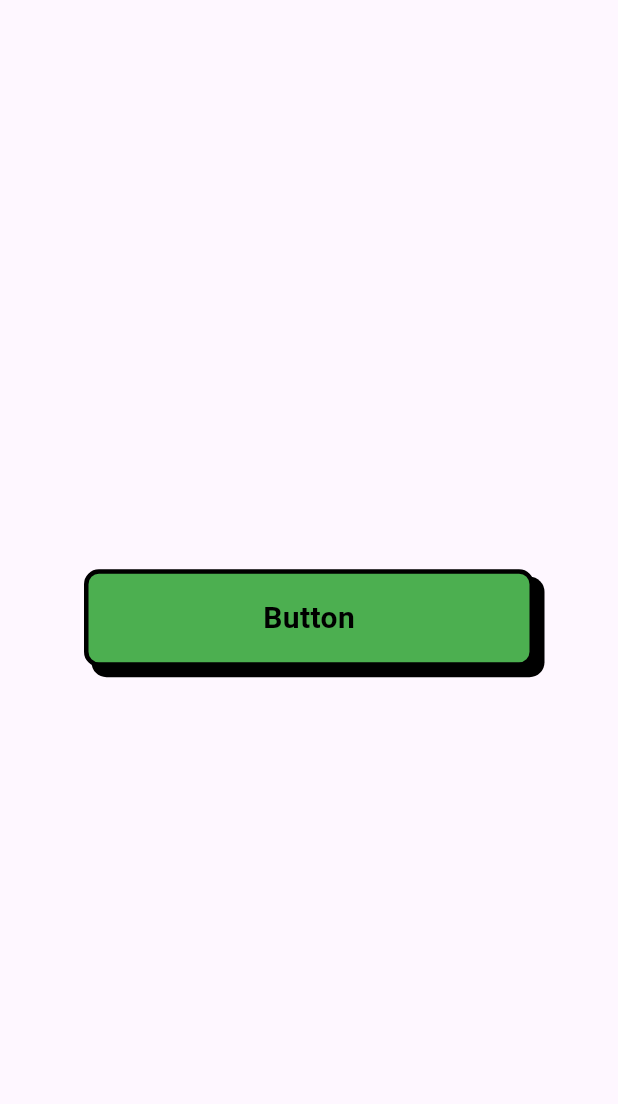
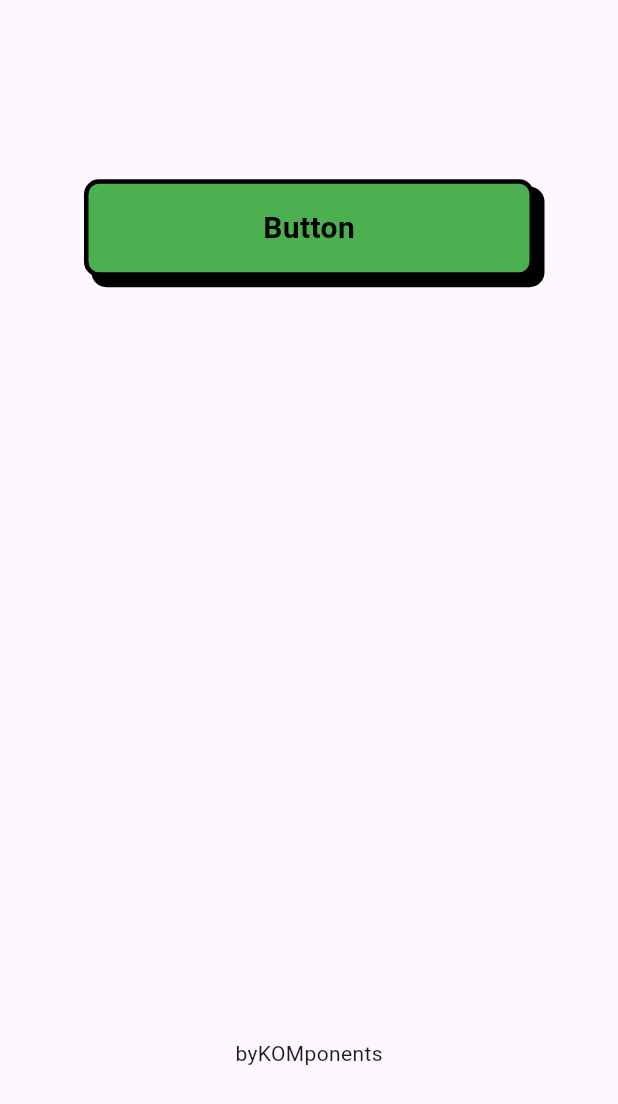
Before and after one commit to Dukeazeta/_styledbuttons, a Flutter app: the screen it shows after launch, after a tap on "Button", on a phone screen of 412 x 824 dp. Shown: the top 1104 px of the screen. Run offline on Flutter 3.47's test engine with Material 3 defaults, Android fonts, the phone set to English and light mode, and no system bars.

Commit message:
modified:   _styledbuttons/lib/main.dart

```diff
--- a/_styledbuttons/lib/main.dart
+++ b/_styledbuttons/lib/main.dart
@@ -13,14 +13,22 @@ class MyApp extends StatelessWidget {
     return MaterialApp(
       debugShowCheckedModeBanner: false,
       home: Scaffold(
-          body: Center(
-        child: StyledButton(
-          text: "Button",
-          onPressed: () {
-            print("Button Pressed");
-          },
+        body: Center(
+          child: Column(
+            mainAxisAlignment: MainAxisAlignment.center,
+            children: [
+              StyledButton(
+                text: "Button",
+                onPressed: () {
+                  print("Button Pressed");
+                },
+              ),
+              const SizedBox(height: 500), // Adding spacing between widgets
+              const Text("byKOMponents")
+            ],
+          ),
         ),
-      )),
+      ),
     );
   }
 }
```
